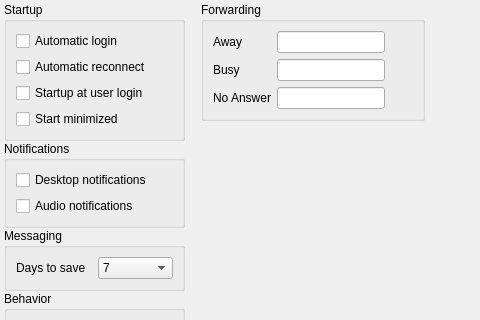
Old version of the form Desktop/options.ui in the repository dyfet/tycho_sipwitchqt; both pictures show x 0 to 480 and y 0 to 320 of the 588 by 568 pixel window.
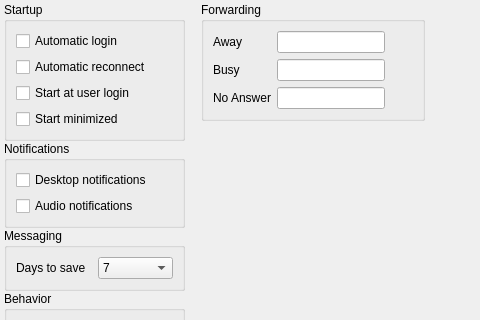
New version of the form. Icons and pictures are not drawn.

Patch:
```diff
--- a/Desktop/options.ui
+++ b/Desktop/options.ui
@@ -91,7 +91,7 @@
         <item>
          <widget class="QCheckBox" name="checkBox_6">
           <property name="text">
-           <string>Startup at user login</string>
+           <string>Start at user login</string>
           </property>
          </widget>
         </item>
```
Left out of the diff: 12 changed lines with no effect on the pictures.
